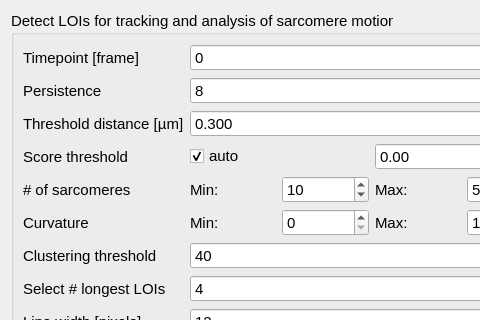
Qt form sarcasm/app/ui-files/parameters_loi_analysis.ui (danihae/SarcAsM) before a commit; both pictures show x 0 to 480 and y 0 to 320 of the 576 by 1126 pixel window.
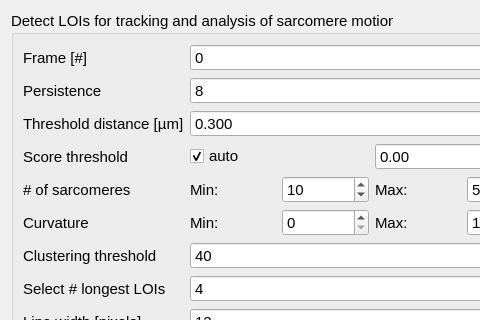
The same form after that commit.

Commit message: Rename 'timepoints' and 'timepoint' to 'frames' and 'frame'

Patch:
```diff
--- a/sarcasm/app/ui-files/parameters_loi_analysis.ui
+++ b/sarcasm/app/ui-files/parameters_loi_analysis.ui
@@ -31,7 +31,7 @@
          <string>Timepoint to select frame. Selects i-th timepoint of timepoints specified in wavelet analysis.</string>
         </property>
         <property name="text">
-         <string>Timepoint [frame]</string>
+         <string>Frame [#]</string>
         </property>
        </widget>
       </item>
```
Left out of the diff: 6 changed lines with no effect on the pictures. The commit also changes 14 other files.
